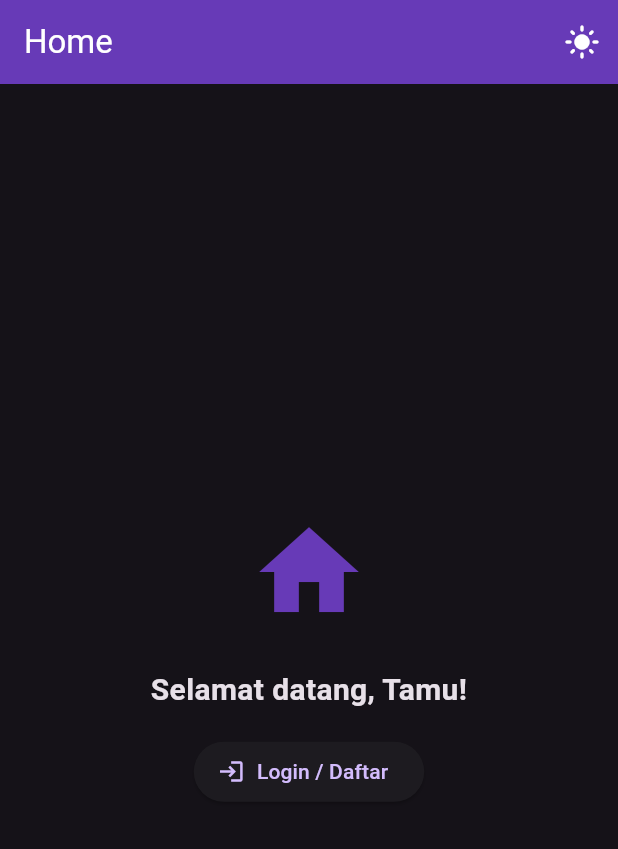
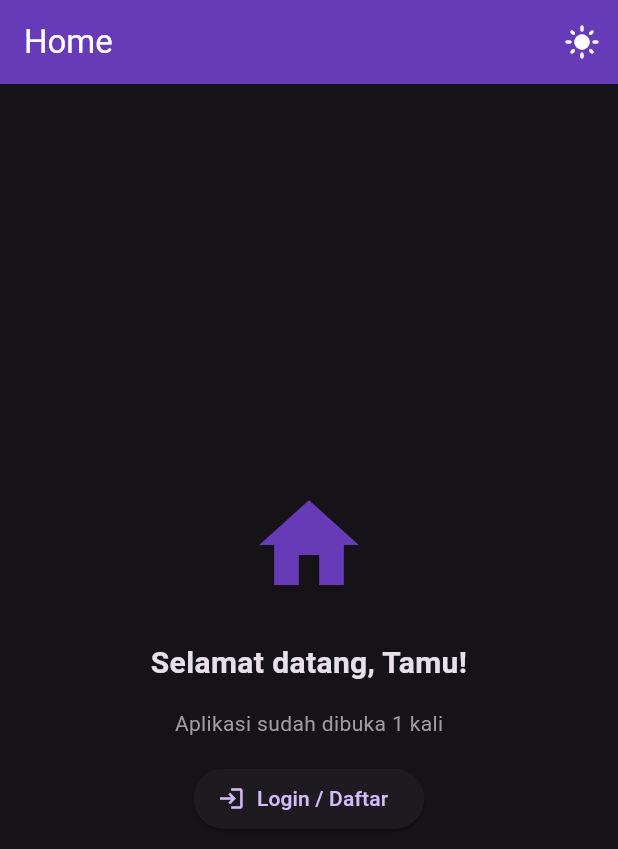
Before and after one commit to 25116571Roy/MobileP4, a Flutter app: the screen it shows after launch, after a tap on the "dark mode" icon, on a phone screen of 412 x 824 dp. Shown: the top 849 px of the screen. Run offline on Flutter 3.47's test engine with Material 3 defaults, Android fonts, the phone set to English and light mode, and no system bars; our stand-ins replace shared_preferences.

Commit message:
latihan 2

```diff
--- a/lib/providers/user_provider.dart
+++ b/lib/providers/user_provider.dart
@@ -10,6 +10,7 @@ class UserProvider extends InheritedWidget {
   final bool isLoading;
   final bool isDarkMode;
   final VoidCallback toggleTheme;
+  final int visitCount;
 
   const UserProvider({
     super.key,
@@ -19,6 +20,7 @@ class UserProvider extends InheritedWidget {
     required this.isLoading,
     required this.isDarkMode,
     required this.toggleTheme,
+    required this.visitCount,
     required super.child,
   });
 
@@ -48,6 +50,7 @@ class _UserProviderWrapperState extends State<UserProviderWrapper> {
   User _user = User(name: '', email: '');
   bool _isLoading = true;
   bool _isDarkMode = false;
+  int _visitCount = 0;
 
   @override
   void initState() {
@@ -56,14 +59,19 @@ class _UserProviderWrapperState extends State<UserProviderWrapper> {
     _loadTheme();
   }
 
+
+
   // Memuat data user dari SharedPreferences
   Future<void> _loadUser() async {
     final prefs = await SharedPreferences.getInstance();
     final name = prefs.getString('user_name') ?? '';
     final email = prefs.getString('user_email') ?? '';
     final isLoggedIn = prefs.getBool('is_logged_in') ?? false;
+    final visitCount = (prefs.getInt('visit_count') ?? 0) + 1;
+    await prefs.setInt('visit_count', visitCount);
     setState(() {
       _user = User(name: name, email: email, isLoggedIn: isLoggedIn);
+      _visitCount = visitCount;
       _isLoading = false;
     });
   }
@@ -103,7 +111,7 @@ class _UserProviderWrapperState extends State<UserProviderWrapper> {
   Future<void> _toggleTheme() async {
     final newValue = !_isDarkMode;
     final prefs = await SharedPreferences.getInstance();
-    await prefs.setBool('is_dark_mode', newValue); // key: is_dark_mode
+    await prefs.setBool('is_dark_mode', newValue);
     setState(() {
       _isDarkMode = newValue;
     });
@@ -118,6 +126,7 @@ class _UserProviderWrapperState extends State<UserProviderWrapper> {
       isLoading: _isLoading,
       isDarkMode: _isDarkMode,
       toggleTheme: _toggleTheme,
+      visitCount: _visitCount,
 
       child: MaterialApp(
         title: 'State Preferences',
--- a/lib/screens/home_screen.dart
+++ b/lib/screens/home_screen.dart
@@ -13,6 +13,7 @@ class HomeScreen extends StatelessWidget {
         title: const Text('Home'),
         backgroundColor: Colors.deepPurple,
         foregroundColor: Colors.white,
+
         actions: [
           IconButton(
             icon: Icon(
@@ -44,6 +45,11 @@ class HomeScreen extends StatelessWidget {
                       textAlign: TextAlign.center,
                     ),
                     const SizedBox(height: 16),
+                    Text(
+                          'Aplikasi sudah dibuka ${provider.visitCount} kali',
+                          style: const TextStyle(fontSize: 14, color: Colors.grey),
+                        ),
+                        const SizedBox(height: 16),
                     if (provider.user.isLoggedIn) ...[
                       Text(
                         'Email: ${provider.user.email}',
```
